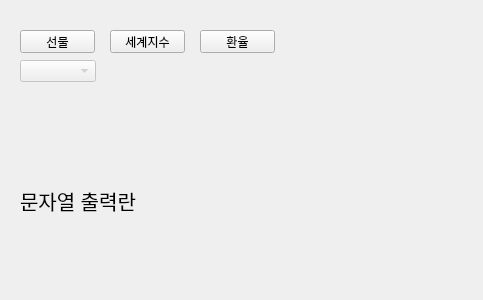
First picture: the form in test.ui, repository kimyoungjun97/final_for_quant_app, before the edit.
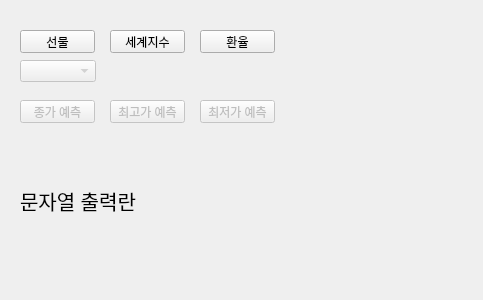
Second picture: the form after the edit.

```diff
--- a/test.ui
+++ b/test.ui
@@ -83,6 +83,54 @@
     <string>환율</string>
    </property>
   </widget>
+  <widget class="QPushButton" name="btn_close">
+   <property name="enabled">
+    <bool>false</bool>
+   </property>
+   <property name="geometry">
+    <rect>
+     <x>20</x>
+     <y>100</y>
+     <width>75</width>
+     <height>23</height>
+    </rect>
+   </property>
+   <property name="text">
+    <string>종가 예측</string>
+   </property>
+  </widget>
+  <widget class="QPushButton" name="btn_high">
+   <property name="enabled">
+    <bool>false</bool>
+   </property>
+   <property name="geometry">
+    <rect>
+     <x>110</x>
+     <y>100</y>
+     <width>75</width>
+     <height>23</height>
+    </rect>
+   </property>
+   <property name="text">
+    <string>최고가 예측</string>
+   </property>
+  </widget>
+  <widget class="QPushButton" name="btn_low">
+   <property name="enabled">
+    <bool>false</bool>
+   </property>
+   <property name="geometry">
+    <rect>
+     <x>200</x>
+     <y>100</y>
+     <width>75</width>
+     <height>23</height>
+    </rect>
+   </property>
+   <property name="text">
+    <string>최저가 예측</string>
+   </property>
+  </widget>
  </widget>
  <resources/>
  <connections/>
```
